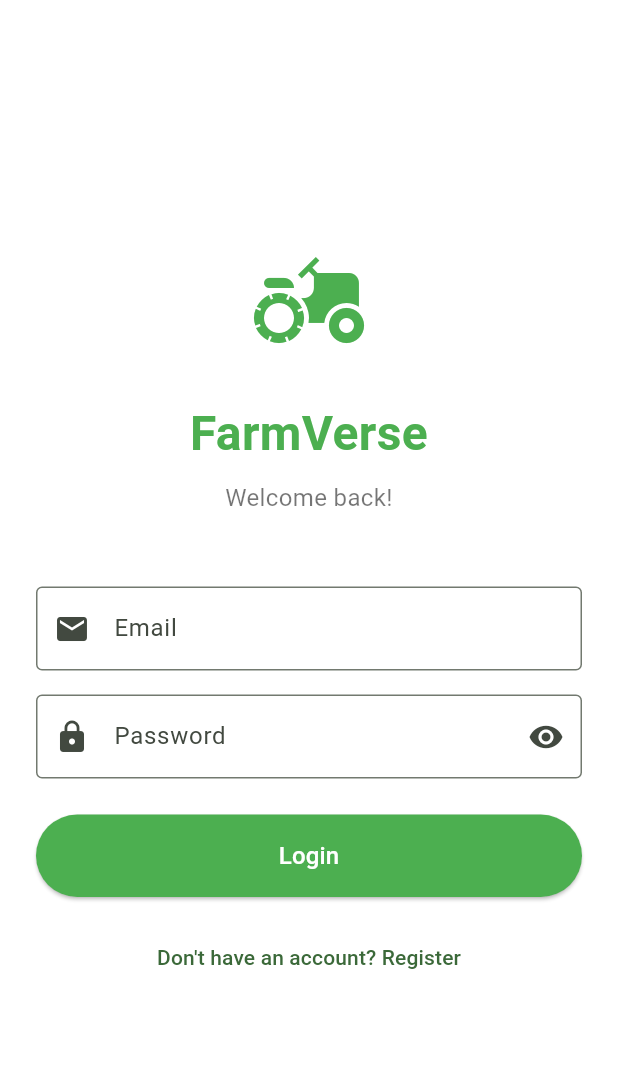
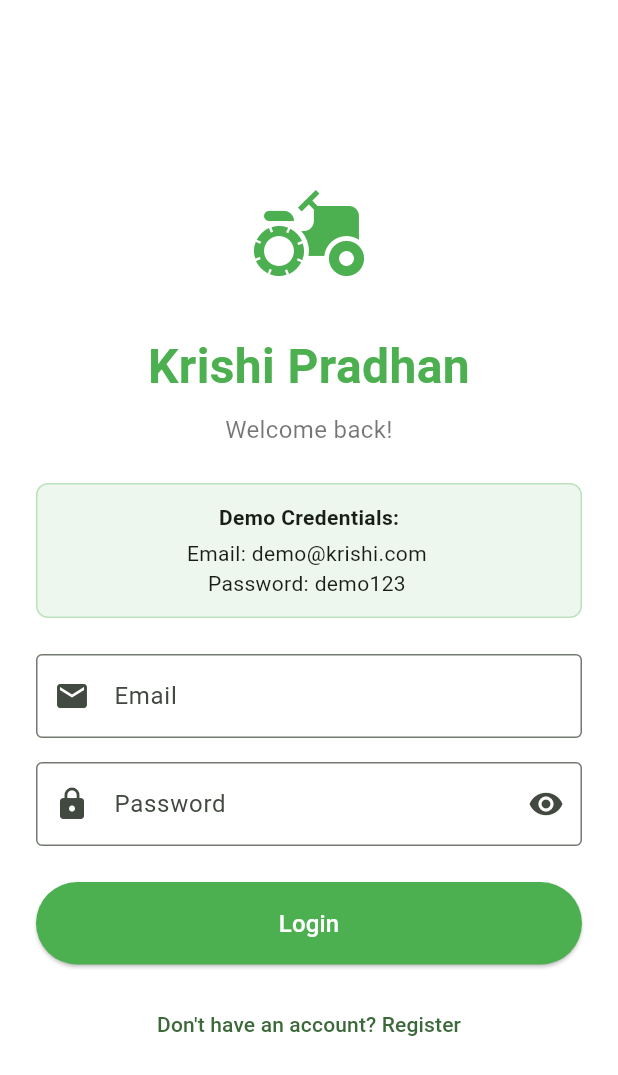
Before and after one commit to KTPhantom/Krishi_pradhan_FMS, a Flutter app: the screen it shows after launch, on a phone screen of 412 x 824 dp. Shown: the top 1075 px of the screen. Run offline on Flutter 3.47's test engine with Material 3 defaults, Android fonts, the light colour scheme and no system bars; our stand-ins replace dio, drift, flutter_dotenv, flutter_riverpod, flutter_secure_storage, fluttertoast and 5 more; accounts and stored records are empty; generated files the repository leaves out were written again.

Commit message:
Rename app to Krishi Pradhan and enable Demo Login

```diff
--- a/lib/data/database/app_database.dart
+++ b/lib/data/database/app_database.dart
@@ -179,7 +179,7 @@
 LazyDatabase _openConnection() {
   return LazyDatabase(() async {
     final dbFolder = await getApplicationDocumentsDirectory();
-    final file = File(p.join(dbFolder.path, 'farmverse.db'));
+    final file = File(p.join(dbFolder.path, 'krishipradhan.db'));
     return NativeDatabase(file);
   });
 }
--- a/lib/data/services/auth_service.dart
+++ b/lib/data/services/auth_service.dart
@@ -1,3 +1,4 @@
+import 'dart:convert';
 import 'package:flutter_secure_storage/flutter_secure_storage.dart';
 import 'package:jwt_decoder/jwt_decoder.dart';
 import 'package:dio/dio.dart';
@@ -15,6 +16,24 @@
   static const String _userKey = 'user_data';
 
   Future<Result<UserModel>> login(String email, String password) async {
+    // Demo Login Bypass
+    if (email == 'demo@krishi.com' && password == 'demo123') {
+      final demoUser = UserModel(
+        id: 'demo-user-123',
+        name: 'Demo User',
+        email: 'demo@krishi.com',
+        phone: '1234567890',
+        profileImageUrl: null,
+        createdAt: DateTime.now(),
+      );
+
+      await saveUser(demoUser);
+      // Store a fake token
+      await _storage.write(key: _tokenKey, value: 'demo-token');
+
+      return Result.success(demoUser);
+    }
+
     try {
       final response = await _dio.post(
         ApiConstants.login,
@@ -131,6 +150,9 @@
     final token = await getToken();
     if (token == null) return false;
 
+    // Demo token logic
+    if (token == 'demo-token') return true;
+
     try {
       return !JwtDecoder.isExpired(token);
     } catch (e) {
@@ -172,10 +194,14 @@
       final userJson = await _storage.read(key: _userKey);
       if (userJson == null) return null;
 
-      // In production, use proper JSON deserialization with dart:convert
-      // For now, return null - user will be fetched from API when needed
-      // This avoids complex string parsing issues
-      return null;
+      // Fixed: Properly decode JSON now that saveUser uses jsonEncode
+      try {
+        final Map<String, dynamic> userMap = jsonDecode(userJson);
+        return UserModel.fromJson(userMap);
+      } catch (e) {
+        // Fallback for old data or errors
+        return null;
+      }
     } catch (e) {
       return null;
     }
@@ -184,7 +210,7 @@
   Future<void> saveUser(UserModel user) async {
     // Store user as JSON string - using dart:convert for proper serialization
     final userJson = user.toJson();
-    final jsonString = userJson.toString();
+    final jsonString = jsonEncode(userJson);
     await _storage.write(
       key: _userKey,
       value: jsonString,
--- a/lib/main.dart
+++ b/lib/main.dart
@@ -20,13 +20,13 @@
   await initAppState();
   runApp(
     const ProviderScope(
-      child: FarmVerseApp(),
+      child: KrishiPradhanApp(),
     ),
   );
 }
 
-class FarmVerseApp extends ConsumerWidget {
-  const FarmVerseApp({super.key});
+class KrishiPradhanApp extends ConsumerWidget {
+  const KrishiPradhanApp({super.key});
 
   @override
   Widget build(BuildContext context, WidgetRef ref) {
@@ -40,7 +40,7 @@
           builder: (context, themeMode, __) {
             return MaterialApp(
               debugShowCheckedModeBanner: false,
-              title: 'FarmVerse',
+              title: 'Krishi Pradhan',
               theme: ThemeData(
                 useMaterial3: true,
                 scaffoldBackgroundColor: Colors.white,
--- a/lib/presentation/pages/login_page.dart
+++ b/lib/presentation/pages/login_page.dart
@@ -65,7 +65,7 @@
                   ),
                   const SizedBox(height: 24),
                   const Text(
-                    'FarmVerse',
+                    'Krishi Pradhan',
                     textAlign: TextAlign.center,
                     style: TextStyle(
                       fontSize: 32,
@@ -82,7 +82,27 @@
                       color: Colors.black54,
                     ),
                   ),
-                  const SizedBox(height: 48),
+                  const SizedBox(height: 24),
+                  Container(
+                    padding: const EdgeInsets.all(12),
+                    decoration: BoxDecoration(
+                      color: Colors.green.withOpacity(0.1),
+                      borderRadius: BorderRadius.circular(8),
+                      border: Border.all(color: Colors.green.withOpacity(0.3)),
+                    ),
+                    child: Column(
+                      children: [
+                        const Text(
+                          'Demo Credentials:',
+                          style: TextStyle(fontWeight: FontWeight.bold),
+                        ),
+                        const SizedBox(height: 4),
+                        SelectableText('Email: demo@krishi.com'),
+                        SelectableText('Password: demo123'),
+                      ],
+                    ),
+                  ),
+                  const SizedBox(height: 24),
                   TextFormField(
                     controller: _emailController,
                     keyboardType: TextInputType.emailAddress,
--- a/pubspec.yaml
+++ b/pubspec.yaml
@@ -1,5 +1,5 @@
-name: farmverse_glassdock_demo
-description: A demo of FarmVerse home UI with floating glass dock and animations
+name: krishi_pradhan
+description: Krishi Pradhan - Smart Farming Solution
 publish_to: 'none'
 version: 1.0.0+1
 
```
Also changed, not shown: 4 other files.
